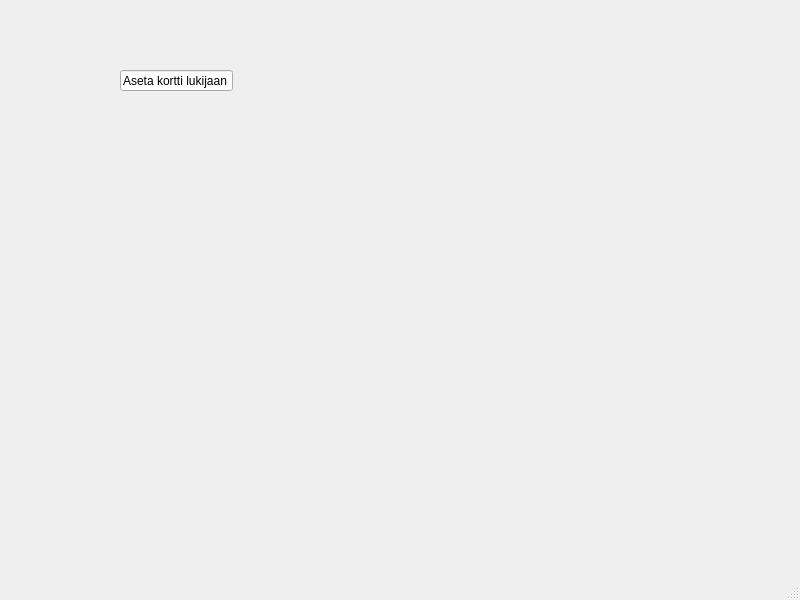
banksimul2022/group12, file pankkiprojekti/mainwindow.ui: the form before one commit.
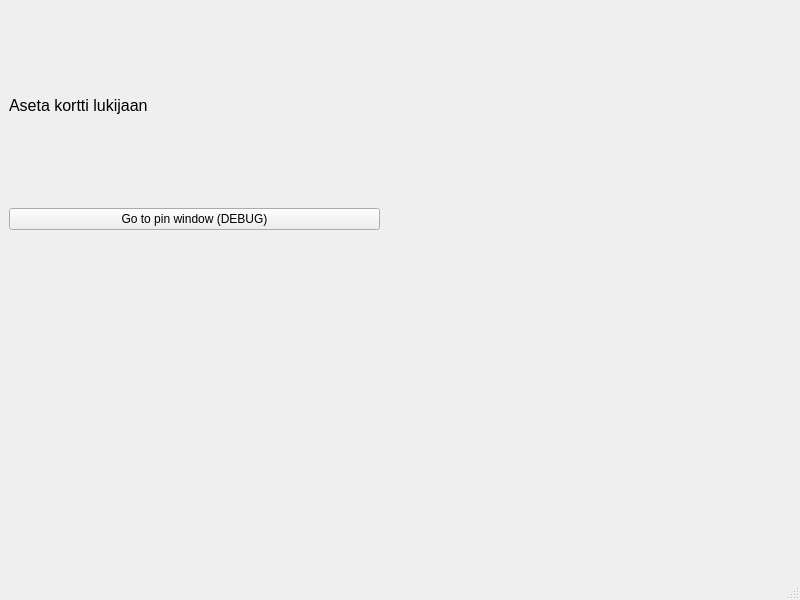
The form after the commit.

Diff of the .ui file:
```diff
--- a/pankkiprojekti/mainwindow.ui
+++ b/pankkiprojekti/mainwindow.ui
@@ -14,18 +14,42 @@
    <string>MainWindow</string>
   </property>
   <widget class="QWidget" name="centralwidget">
-   <widget class="QLineEdit" name="lineEdit">
+   <property name="maximumSize">
+    <size>
+     <width>800</width>
+     <height>557</height>
+    </size>
+   </property>
+   <widget class="QWidget" name="verticalLayoutWidget_2">
     <property name="geometry">
      <rect>
-      <x>120</x>
-      <y>70</y>
-      <width>113</width>
-      <height>21</height>
+      <x>9</x>
+      <y>9</y>
+      <width>371</width>
+      <height>221</height>
      </rect>
     </property>
-    <property name="text">
-     <string>Aseta kortti lukijaan</string>
-    </property>
+    <layout class="QVBoxLayout" name="verticalLayout">
+     <item>
+      <widget class="QLabel" name="label">
+       <property name="font">
+        <font>
+         <pointsize>12</pointsize>
+        </font>
+       </property>
+       <property name="text">
+        <string>Aseta kortti lukijaan</string>
+       </property>
+      </widget>
+     </item>
+     <item>
+      <widget class="QPushButton" name="pushButton">
+       <property name="text">
+        <string>Go to pin window (DEBUG)</string>
+       </property>
+      </widget>
+     </item>
+    </layout>
    </widget>
   </widget>
   <widget class="QMenuBar" name="menubar">
```
